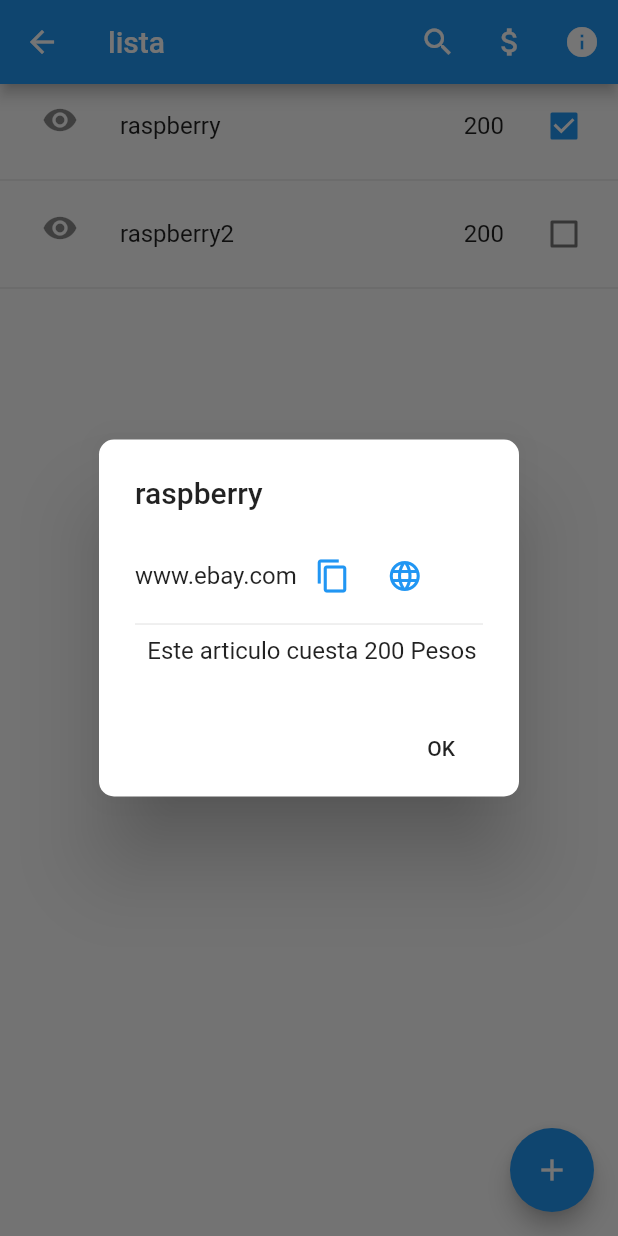
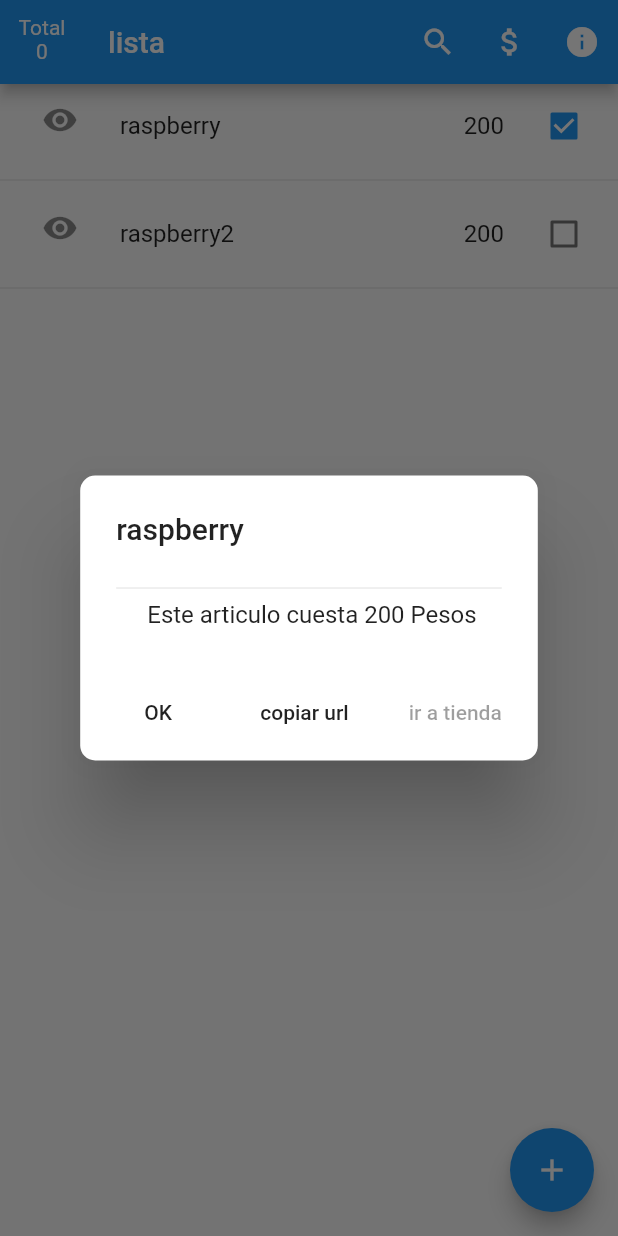
Before and after one commit to jdjoswald/lista-de-compras, a Flutter app: the ListaDeArticulos screen opened by its route, after a tap on the "remove red eye" icon, on a phone screen of 412 x 824 dp. Run offline on Flutter 3.47's test engine with Material 2 defaults, Android fonts, the phone set to English and light mode, and no system bars; drawn by our look-alikes of flutter_slidable; our stand-ins replace sqflite; accounts and stored records are empty.

```diff
--- a/lib/main.dart
+++ b/lib/main.dart
@@ -1,5 +1,4 @@
 import 'package:flutter/material.dart';
-import 'package:listadecompras/src/database/database.dart';
 import 'package:listadecompras/src/pages/home_pager.dart';
 import 'package:listadecompras/src/routes/routes.dart';
 
--- a/lib/src/pages/lista_de_comprass.dart
+++ b/lib/src/pages/lista_de_comprass.dart
@@ -1,6 +1,7 @@
 import 'package:flutter/material.dart';
 import 'package:flutter/services.dart';
 import 'package:listadecompras/src/providers/ltem_provider.dart';
+import "package:flutter_slidable/flutter_slidable.dart";
 
 
 class ListaDeArticulos extends StatefulWidget {
@@ -12,16 +13,29 @@ class _ListaDeArticulosState extends State<ListaDeArticulos> {
   List<String> _poderes=["Dolar","Peso"];
   String _opcionSeleccionada= "Peso";
   String listName="";
+  int sun =0;
+  int k=0;
+  int dolar=1;
   @override
   Widget build(BuildContext context) {
     return Scaffold(
       appBar: AppBar(
+                leading:Column(
+                  children:
+                  <Widget>[
+                    Padding(padding: EdgeInsets.all(5.0)),
+                    Text("Total"),
+                    Text(Suma()),
+
+                  ]
+                ),
                 title: Text("lista $listName"),
                 actions: <Widget>[
                   IconButton(icon: Icon(Icons.search, color: Colors.white,), onPressed: null),
                   IconButton(icon: Icon(Icons.attach_money, color: Colors.white,), onPressed: ()=> _precio(context),),
                   IconButton(icon: Icon(Icons.info, color: Colors.white,), onPressed: ()=> _help(context),)
                 ],
+
               ),
               body: _lista() ,
               floatingActionButton: FloatingActionButton(
@@ -36,9 +50,11 @@ class _ListaDeArticulosState extends State<ListaDeArticulos> {
     return FutureBuilder(
       future:itemProvider.cargardata() ,
       builder: (context,AsyncSnapshot<List<dynamic>> snapshot ){
-          return ListView(
+        return RefreshIndicator(
+          onRefresh: refresh,
+          child:ListView(
               children: _listaItems(snapshot.data, context),
-          );
+        ));
       },
       initialData: [],
     );
@@ -49,27 +65,52 @@ class _ListaDeArticulosState extends State<ListaDeArticulos> {
       final List<Widget> items=[];
       data.forEach((opt){
       int precio=opt['precio'];
-        final widgetTemp = Dismissible(key: ObjectKey(opt),
-          onDismissed: (direction){
-            _crearitem(context,opt['articulo'], opt["link"],precio, opt["divisa"]);
-          },
-          background: Container(
+      if (k<data.length){
+        if(opt["divisa"]=="Dolar" && opt["estado"]==false){
+          sun= sun + (precio*dolar).toInt();
+
+        }else if (opt["estado"]==false){
+          sun = sun + precio;}
+            k=k+1;}
+        final widgetTemp =Slidable(
+          actionPane: SlidableBehindActionPane(),
+          secondaryActions: <Widget>[
+            FlatButton(
               color: Colors.red,
-            alignment: Alignment.centerLeft,
-            padding:EdgeInsets.only(left: 35.0,top: 15.0),
-            child:Column (
+              onPressed: Borrar,
+              child: Column(
                 children: <Widget>[
-                Icon(Icons.delete)
+                  Padding(padding: EdgeInsets.all(4.0)),
+                  Icon(Icons.delete),
+                  Text("Borrar" ,
+                        style:TextStyle(
+                        //  backgroundColor: Colors.red
+                        )
+                  )
                 ],
               )
             ),
-          secondaryBackground: Container(
-            padding:EdgeInsets.only(right: 35.0) ,
-            alignment: Alignment.centerRight,
-            color:Colors.green,
-            child: Icon(Icons.edit)
-          ),
-          child:CheckboxListTile(
+            FlatButton(
+              color: Colors.green,
+              onPressed: () => _crearitem(context, opt["name"],  opt["link"],  opt["precio"],  opt["divisa"]),
+              child: Column(
+                children: <Widget>[
+                  Padding(padding: EdgeInsets.all(4.0)),
+                  Icon(Icons.edit),
+                  Text("Editar" ,
+                        style:TextStyle(
+                        //  backgroundColor: Colors.red
+                        )
+                  )
+                ],
+              )
+            )
+
+
+
+
+          ],
+          child:  CheckboxListTile(
             title: Row (
               children: <Widget>[
                 Text(opt['articulo']),
@@ -93,8 +134,10 @@ class _ListaDeArticulosState extends State<ListaDeArticulos> {
               comprado=valor;
               });
             },
-          )
-        );
+        ),
+        ) ;
+
+
         items..add(widgetTemp)
               ..add(Divider());
       });
@@ -103,6 +146,7 @@ class _ListaDeArticulosState extends State<ListaDeArticulos> {
 
 
   _crearitem(BuildContext context, String nombre,String url,int costo, String divisa) {
+    print("$nombre $url ");
     showDialog(
       context: context,
       barrierDismissible: true,
@@ -124,7 +168,7 @@ class _ListaDeArticulosState extends State<ListaDeArticulos> {
             ],
           ),
           actions: <Widget>[
-            FlatButton(onPressed: null, child: Text("OK")),
+            FlatButton(onPressed: Nuevoitem, child: Text("OK")),
             FlatButton(onPressed: ()=>Navigator.of(context).pop(), child: Text("Cancelar")),
           ],
         );
@@ -219,30 +263,14 @@ class _ListaDeArticulosState extends State<ListaDeArticulos> {
             content:Column(
             mainAxisSize: MainAxisSize.min,
             children: <Widget>[
-              Row(
-                children: <Widget>[
-                  Text(url),
-                  IconButton(
-                    icon: Icon(Icons.content_copy, color: Colors.blue,),
-                    onPressed: (){
-                      Clipboard.setData(ClipboardData(text: url));
-                    },
-                  ),
-                  IconButton(
-                    icon: Icon(Icons.language, color: Colors.blue,),
-                    onPressed: (){
-                      Clipboard.setData(ClipboardData(text: url));
-                    },
-                  ),
-                ],
-              ),
-
               Divider(),
               Text(" Este articulo cuesta $costo $divisa"),
             ]
           ),
           actions: <Widget>[
             FlatButton(onPressed: ()=>Navigator.of(context).pop(), child: Text("OK")),
+            FlatButton(onPressed: (){Clipboard.setData(ClipboardData(text: url));}, child: Text("copiar url")),
+            FlatButton(onPressed: null, child: Text("ir a tienda")),
           ],
         );
       }
@@ -296,6 +324,7 @@ class _ListaDeArticulosState extends State<ListaDeArticulos> {
 
   Widget _crearinput2() {
    return TextField(
+      keyboardType: TextInputType.number,
       decoration: InputDecoration(
         labelText: "precio actual del dolar",
         helperText: "ingrese el precio actual del dolar",
@@ -312,4 +341,25 @@ class _ListaDeArticulosState extends State<ListaDeArticulos> {
    );
   }
 
+  Nuevoitem(){
+    k=0;
+    sun=0;
+    return Navigator.of(context).pop();
   }
+
+  String Suma() {
+    return sun.toString();
+  }
+
+
+  void Borrar() {
+    print ("holi");
+
+  }
+  Future<Null> refresh()async{
+       setState(() {
+        });
+        return null;
+
+    }
+}
--- a/pubspec.yaml
+++ b/pubspec.yaml
@@ -25,6 +25,7 @@ dependencies:
   # Use with the CupertinoIcons class for iOS style icons.
   cupertino_icons: ^0.1.2
   sqflite: ^1.3.0
+  flutter_slidable: "^0.5.4"
 
 dev_dependencies:
   flutter_test:
```
Also changed, not shown: lib/src/database/database.dart (+42 -3 lines), lib/src/pages/home_pager.dart (+38 -12 lines), pubspec.lock, 7 other files. Lines whose indentation alone changed are shown as unchanged.
